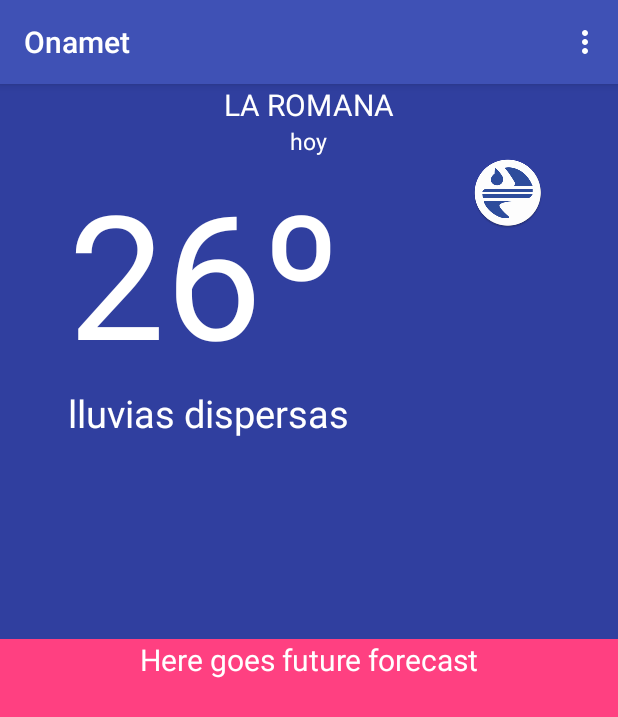
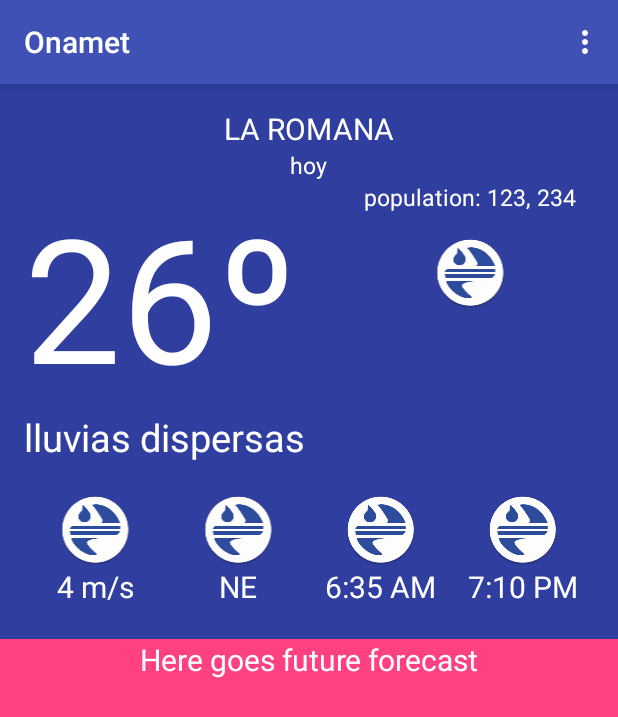
Before and after one commit to erikmejias/Onamet, an Android app: the screen it shows after launch (MainActivity), on a phone screen of 412 x 824 dp. Shown: the top 717 px of the screen. Run offline under Robolectric (Android 15) with nearby library versions, the phone set to English and light mode, and no system bars; our stand-ins replace Firebase (no records; nobody signed in at launch, a user with empty details on screens opened directly).

Commit message:
Completed all widgets upper section of today's forecast

```diff
--- a/app/src/main/res/layout/activity_main.xml
+++ b/app/src/main/res/layout/activity_main.xml
@@ -8,31 +8,44 @@
     tools:context="com.erikmejia.onamet.MainActivity">
 
     <!-- Today forecast layout -->
-    <LinearLayout
+    <RelativeLayout
+        android:paddingLeft="@dimen/activity_horizontal_margin"
+        android:paddingRight="@dimen/activity_horizontal_margin"
         android:id="@+id/today_forecast_layout"
         android:layout_width="match_parent"
         android:layout_height="370dp"
-        android:background="@color/colorPrimaryDark"
-        android:orientation="vertical">
+        android:background="@color/colorPrimaryDark">
+
+        <LinearLayout
+            android:paddingTop="@dimen/activity_horizontal_margin"
+            android:id="@+id/today_forecast_top"
+            android:orientation="vertical"
+            android:layout_width="match_parent"
+            android:layout_height="wrap_content">
 
             <TextView
+                android:id="@+id/city_name_text"
                 android:text="LA ROMANA"
                 android:textSize="20sp"
+                android:textColor="#fff"
                 android:layout_gravity="center_horizontal"
-            android:textColor="#fff"
                 android:layout_width="wrap_content"
                 android:layout_height="wrap_content" />
             <TextView
+                android:id="@+id/today_date_text"
                 android:text="hoy"
                 android:textSize="15sp"
+                android:textColor="#fff"
                 android:layout_gravity="center_horizontal"
-            android:textColor="#fff"
                 android:layout_width="wrap_content"
                 android:layout_height="wrap_content" />
+
+        </LinearLayout>
 
         <LinearLayout
             android:id="@+id/today_forecast_upper"
             android:orientation="horizontal"
+            android:layout_below="@id/today_forecast_top"
             android:layout_width="match_parent"
             android:layout_height="wrap_content">
 
@@ -45,15 +58,68 @@
                 <TextView
                     android:text="26º"
                     android:textSize="115sp"
-                    android:paddingLeft="45dp"
                     android:textColor="#fff"
-                    android:layout_width="wrap_content"
+                    android:layout_width="match_parent"
                     android:layout_height="wrap_content" />
 
                 <TextView
                     android:text="lluvias dispersas"
                     android:textSize="25sp"
-                    android:paddingLeft="45dp"
+                    android:textColor="#fff"
+                    android:layout_width="match_parent"
+                    android:layout_height="wrap_content" />
+
+            </LinearLayout>
+
+            <LinearLayout
+                android:orientation="vertical"
+                android:layout_weight="1.3"
+                android:gravity="center_horizontal"
+                android:layout_width="match_parent"
+                android:layout_height="match_parent">
+
+                <TextView
+                    android:text="population: 123, 234"
+                    android:textSize="15sp"
+                    android:textColor="#fff"
+                    android:layout_width="wrap_content"
+                    android:layout_height="wrap_content" />
+
+                <ImageView
+                    android:layout_marginTop="@dimen/activity_vertical_margin"
+                    android:layout_width="match_parent"
+                    android:layout_height="wrap_content"
+                    app:srcCompat="@mipmap/ic_launcher"
+                    android:id="@+id/today_weather_icon"/>
+
+            </LinearLayout>
+
+        </LinearLayout>
+
+        <LinearLayout
+            android:gravity="center"
+            android:id="@+id/today_forecast_bottom"
+            android:layout_below="@id/today_forecast_upper"
+            android:orientation="horizontal"
+            android:layout_width="match_parent"
+            android:layout_height="match_parent">
+
+            <LinearLayout
+                android:orientation="vertical"
+                android:layout_weight="1"
+                android:gravity="center_horizontal"
+                android:layout_width="match_parent"
+                android:layout_height="wrap_content">
+
+                <ImageView
+                    android:layout_width="match_parent"
+                    android:layout_height="wrap_content"
+                    app:srcCompat="@mipmap/ic_launcher"
+                    android:id="@+id/today_wind_icon"/>
+
+                <TextView
+                    android:text="4 m/s"
+                    android:textSize="20sp"
                     android:textColor="#fff"
                     android:layout_width="wrap_content"
                     android:layout_height="wrap_content" />
@@ -61,7 +127,9 @@
             </LinearLayout>
 
             <LinearLayout
-                android:layout_weight="1.8"
+                android:layout_weight="1"
+                android:orientation="vertical"
+                android:gravity="center_horizontal"
                 android:layout_width="match_parent"
                 android:layout_height="wrap_content">
 
@@ -69,13 +137,65 @@
                     android:layout_width="match_parent"
                     android:layout_height="wrap_content"
                     app:srcCompat="@mipmap/ic_launcher"
-                    android:id="@+id/imageView"/>
+                    android:id="@+id/today_orientation_icon"/>
+
+                <TextView
+                    android:text="NE"
+                    android:textSize="20sp"
+                    android:textColor="#fff"
+                    android:layout_width="wrap_content"
+                    android:layout_height="wrap_content" />
+
+            </LinearLayout>
+
+            <LinearLayout
+                android:layout_weight="1"
+                android:orientation="vertical"
+                android:gravity="center_horizontal"
+                android:layout_width="match_parent"
+                android:layout_height="wrap_content">
+
+                <ImageView
+                    android:layout_width="match_parent"
+                    android:layout_height="wrap_content"
+                    app:srcCompat="@mipmap/ic_launcher"
+                    android:id="@+id/today_sunrise_icon"/>
+
+                <TextView
+                    android:text="6:35 AM"
+                    android:textSize="20sp"
+                    android:textColor="#fff"
+                    android:layout_width="wrap_content"
+                    android:layout_height="wrap_content" />
+
+            </LinearLayout>
+
+
+            <LinearLayout
+                android:layout_weight="1"
+                android:orientation="vertical"
+                android:gravity="center_horizontal"
+                android:layout_width="match_parent"
+                android:layout_height="wrap_content">
+
+                <ImageView
+                    android:layout_width="match_parent"
+                    android:layout_height="wrap_content"
+                    app:srcCompat="@mipmap/ic_launcher"
+                    android:id="@+id/today_sunset_icon"/>
+
+                <TextView
+                    android:text="7:10 PM"
+                    android:textSize="20sp"
+                    android:textColor="#fff"
+                    android:layout_width="wrap_content"
+                    android:layout_height="wrap_content" />
 
             </LinearLayout>
 
         </LinearLayout>
 
-    </LinearLayout>
+    </RelativeLayout>
 
     <!-- Future forecast layout -->
     <LinearLayout
```
Lines whose indentation alone changed are shown as unchanged.
